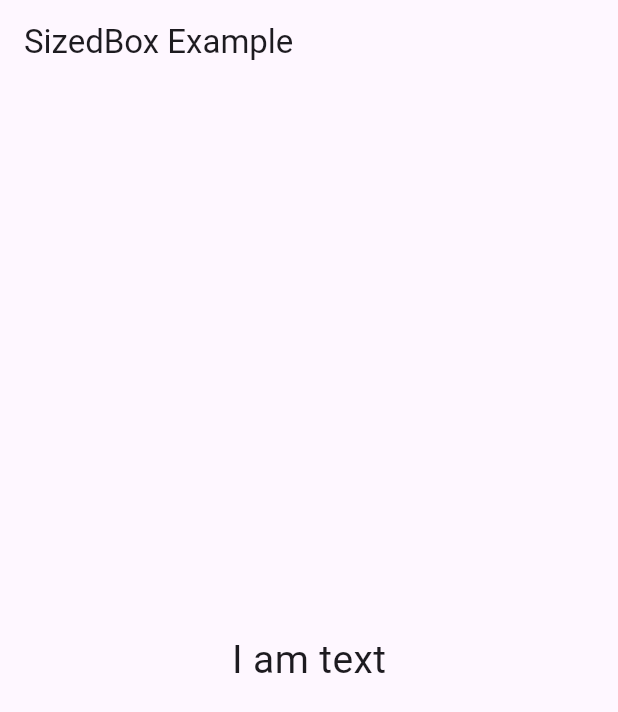
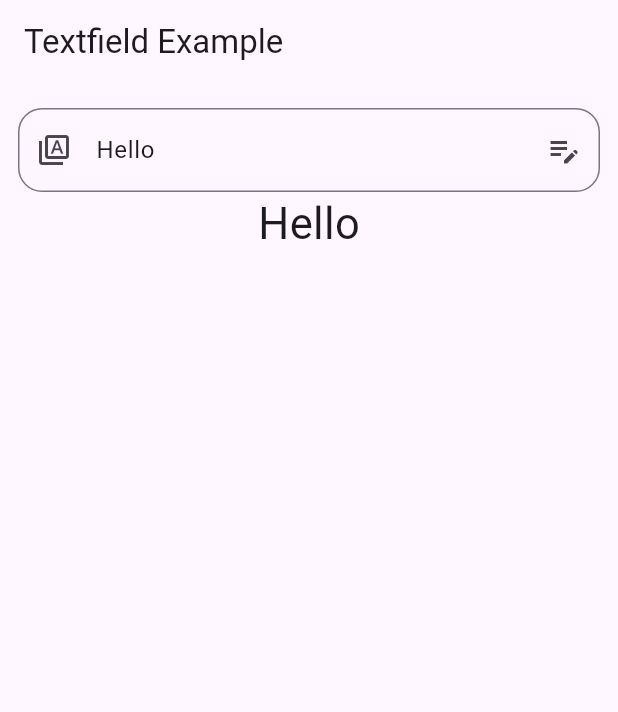
Before and after one commit to rahulkandel7/bca5thsem, a Flutter app: the screen it shows after launch, on a phone screen of 412 x 824 dp. Shown: the top 712 px of the screen. Run offline on Flutter 3.47's test engine with Material 3 defaults, Android fonts, the light colour scheme and no system bars.

Commit message:
textfield

```diff
--- a/lib/main.dart
+++ b/lib/main.dart
@@ -1,4 +1,4 @@
-import 'package:bca_project/sizedbox_example.dart';
+import 'package:bca_project/textfield_example.dart';
 import 'package:flutter/material.dart';
 
 void main() {
@@ -17,7 +17,7 @@ class MyApp extends StatelessWidget {
         colorScheme: ColorScheme.fromSeed(seedColor: Colors.deepPurple),
         useMaterial3: true,
       ),
-      home: SizedboxExample(),
+      home: TextfieldExample(),
     );
   }
 }
--- /dev/null
+++ b/lib/textfield_example.dart
@@ -0,0 +1,70 @@
+import 'package:flutter/material.dart';
+
+class TextfieldExample extends StatefulWidget {
+  const TextfieldExample({super.key});
+
+  @override
+  State<TextfieldExample> createState() => _TextfieldExampleState();
+}
+
+class _TextfieldExampleState extends State<TextfieldExample> {
+  final TextEditingController dummyTextController =
+      TextEditingController(text: "Hello");
+
+  @override
+  Widget build(BuildContext context) {
+    return Scaffold(
+      appBar: AppBar(
+        title: Text("Textfield Example"),
+      ),
+      body: Padding(
+        padding: const EdgeInsets.symmetric(
+          vertical: 16,
+          horizontal: 12,
+        ),
+        child: Column(
+          children: [
+            TextField(
+              controller: dummyTextController,
+              decoration: InputDecoration(
+                border: OutlineInputBorder(
+                  borderRadius: BorderRadius.circular(16),
+                  borderSide: BorderSide(
+                    color: Colors.purple,
+                    width: 3,
+                  ),
+                ),
+                labelText: "Type here",
+                floatingLabelAlignment: FloatingLabelAlignment.start,
+                prefixIcon: Icon(Icons.type_specimen_outlined),
+                suffixIcon: Icon(Icons.edit_note),
+                floatingLabelBehavior: FloatingLabelBehavior.never,
+                counterText: "",
+              ),
+              // obscureText: true,
+              // obscuringCharacter: "*",
+              keyboardType: TextInputType.text,
+              cursorColor: Colors.amber,
+              // maxLength: 10,
+              // maxLines: 4,
+              // minLines: 1,
+              onChanged: (value) {
+                setState(() {
+                  dummyTextController.text = value;
+                });
+              },
+              // readOnly: true,
+              onTap: () {},
+            ),
+            Text(
+              dummyTextController.text,
+              style: TextStyle(
+                fontSize: 29,
+              ),
+            ),
+          ],
+        ),
+      ),
+    );
+  }
+}
```
